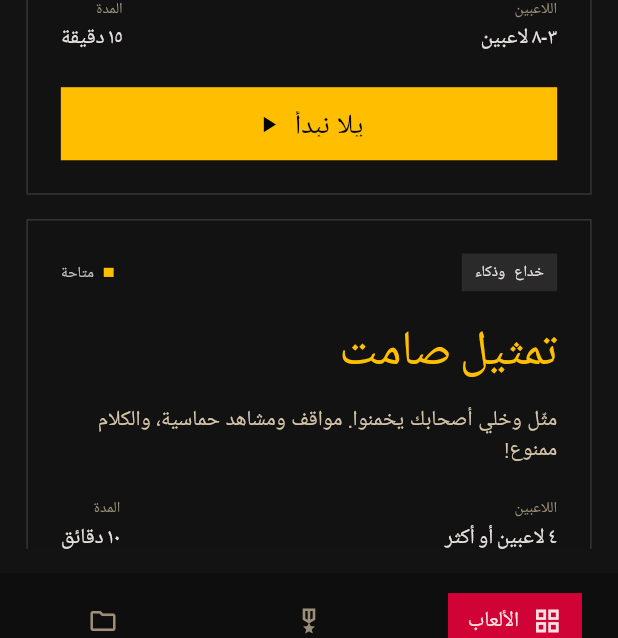
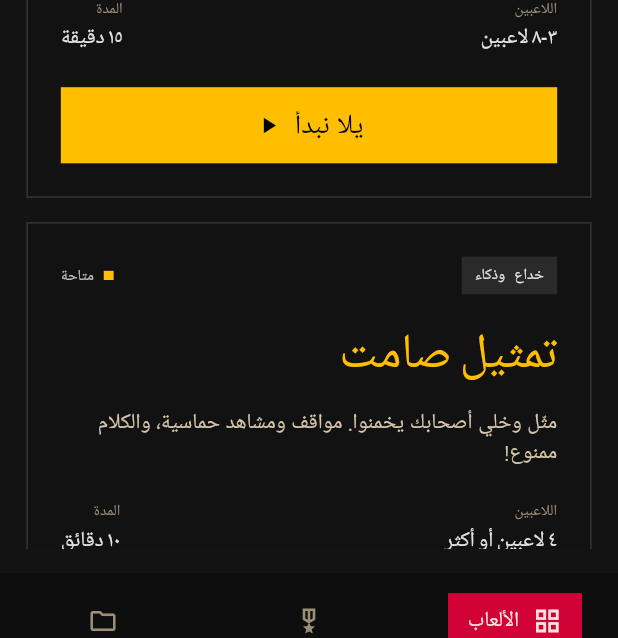
Before and after one commit to YoussefGhonem1/cipher_app, a Flutter app: the screen it shows after launch, on a phone screen of 412 x 824 dp. Shown: the part 567-1205 px from the top of the screen. Run offline on Flutter 3.47's test engine with Material 3 defaults, Android fonts, the phone set to English and light mode, and no system bars; our stand-ins replace flutter_bloc, flutter_screenutil, get_it, go_router, hive, hive_flutter and 1 more; accounts and stored records are empty.

Commit message:
Feat: handle dots issue

```diff
--- a/lib/features/home/presentation/widgets/home_dossier_card.dart
+++ b/lib/features/home/presentation/widgets/home_dossier_card.dart
@@ -134,7 +134,7 @@ class HomeDossierCard extends StatelessWidget {
           SizedBox(height: 20.h),
           SizedBox(
             width: double.infinity,
-            height: 48.h,
+            height: 50.h,
             child: ElevatedButton(
               onPressed: () => context.push(dossier.route),
               style: ElevatedButton.styleFrom(
```
